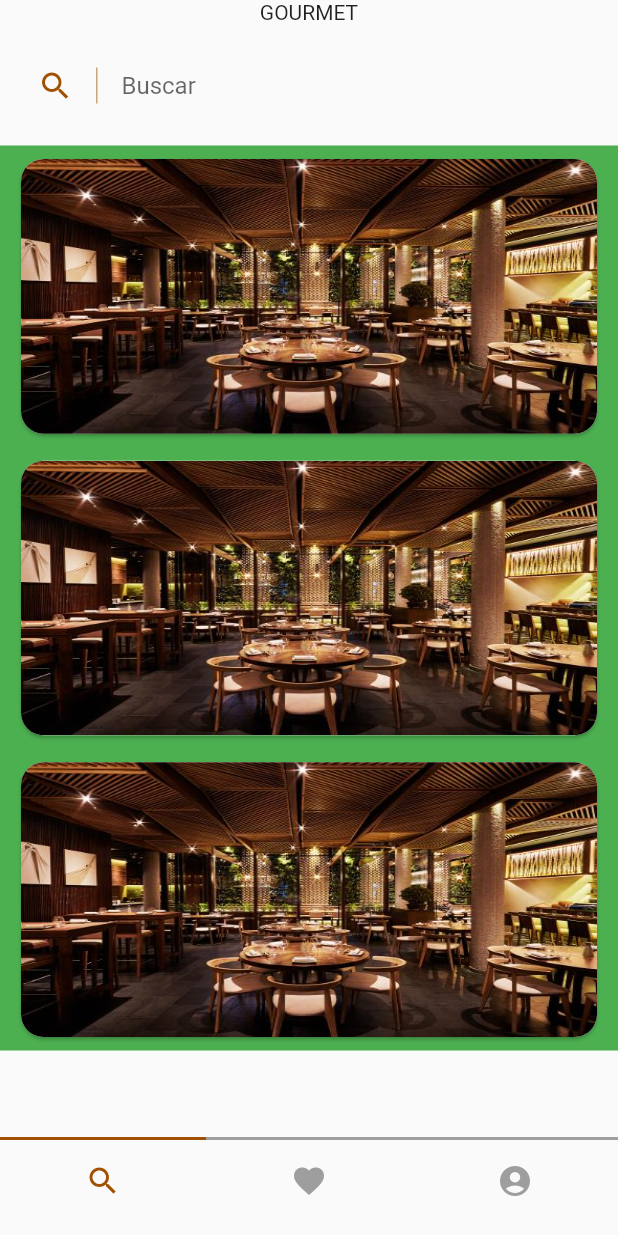
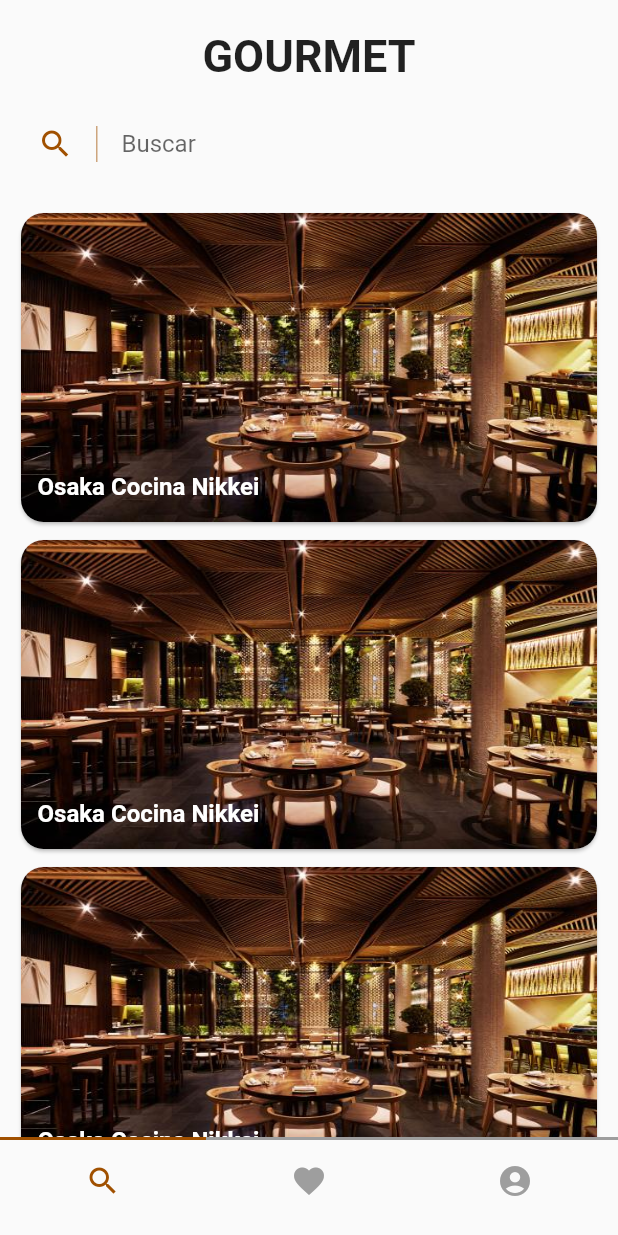
Before and after one commit to jeallomolm/flutter_app_catalogo, a Flutter app: the screen it shows after launch, on a phone screen of 412 x 824 dp. Run offline on Flutter 3.47's test engine with Material 2 defaults, Android fonts, the phone set to English and light mode, and no system bars.

Commit message:
Lista de restaurants implementada (grafica)

```diff
--- a/lib/config/textStyles.dart
+++ b/lib/config/textStyles.dart
@@ -5,4 +5,6 @@
   static const TextStyle bodyText = TextStyle(color: Palette.principal);
   static const TextStyle titleText =
       TextStyle(color: Palette.principal, fontFamily: "Great", fontSize: 50.0);
+  static const TextStyle RestaurantItemText = TextStyle(
+      color: Colors.white, fontWeight: FontWeight.bold, fontSize: 16.0);
 }
--- a/lib/widgets/restaurant_item.dart
+++ b/lib/widgets/restaurant_item.dart
@@ -1,17 +1,19 @@
 import 'package:flutter/material.dart';
+import 'package:flutter_app_catalogo/config/config.dart';
 
 class RestaurantItem extends StatelessWidget {
   @override
   Widget build(BuildContext context) {
     return Container(
-      margin: EdgeInsets.symmetric(vertical: 5.0, horizontal: 10.0),
-      child: Card(
-        shape:
-            RoundedRectangleBorder(borderRadius: BorderRadius.circular(15.0)),
-        child: ClipRRect(
+      margin: EdgeInsets.symmetric(vertical: 2.0, horizontal: 10.0),
+      child: Stack(children: [
+        Card(
+          shape:
+              RoundedRectangleBorder(borderRadius: BorderRadius.circular(15.0)),
+          child: ClipRRect(
             borderRadius: BorderRadius.circular(15.0),
             child: Container(
-              height: MediaQuery.of(context).size.height / 4.5,
+              height: MediaQuery.of(context).size.height / 4.0,
               width: MediaQuery.of(context).size.width - 20.0,
               child: FittedBox(
                 fit: BoxFit.fill,
@@ -20,8 +22,17 @@
                       AssetImage("images/restaurants/osaka_cocina_nikkei.png"),
                 ),
               ),
-            )),
-      ),
+            ),
+          ),
+        ),
+        Container(
+          height: (MediaQuery.of(context).size.height / 4.0) - 10.0,
+          alignment: Alignment.bottomLeft,
+          margin: EdgeInsets.only(left: 15.0),
+          child:
+              Text("Osaka Cocina Nikkei", style: TextStyles.RestaurantItemText),
+        ),
+      ]),
     );
   }
 }
--- a/lib/widgets/restaurants_list.dart
+++ b/lib/widgets/restaurants_list.dart
@@ -1,4 +1,5 @@
 import 'package:flutter/material.dart';
+import 'package:flutter_app_catalogo/config/config.dart';
 import 'package:flutter_app_catalogo/widgets/widgets.dart';
 
 class RestaurantsList extends StatelessWidget {
@@ -10,7 +11,12 @@
           child: Column(
             children: [
               Center(
-                child: Text("GOURMET"),
+                child: Container(
+                  margin: EdgeInsets.only(top: 20.0),
+                  child: Text("GOURMET",
+                      style: TextStyle(
+                          fontSize: 30.0, fontWeight: FontWeight.bold)),
+                ),
               ),
               TextFieldForm(
                 icon: Icons.search,
@@ -25,9 +31,11 @@
         Expanded(
           child: SingleChildScrollView(
             child: Container(
-              color: Colors.green,
               child: Column(
                 children: [
+                  RestaurantItem(),
+                  RestaurantItem(),
+                  RestaurantItem(),
                   RestaurantItem(),
                   RestaurantItem(),
                   RestaurantItem(),
```
